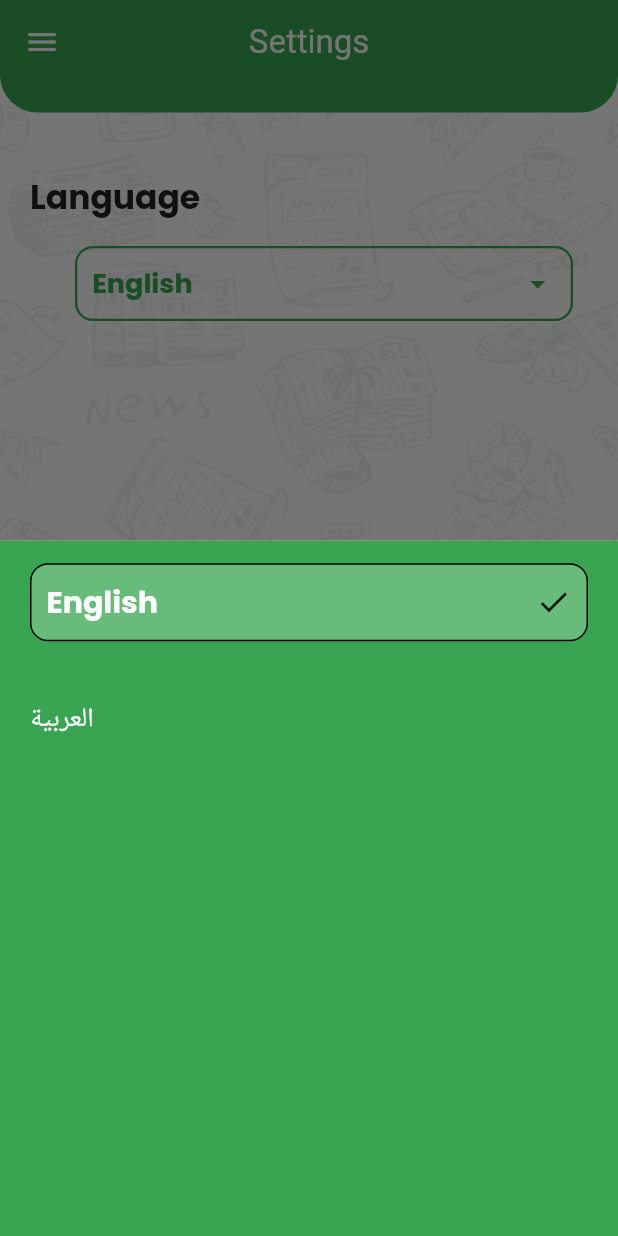
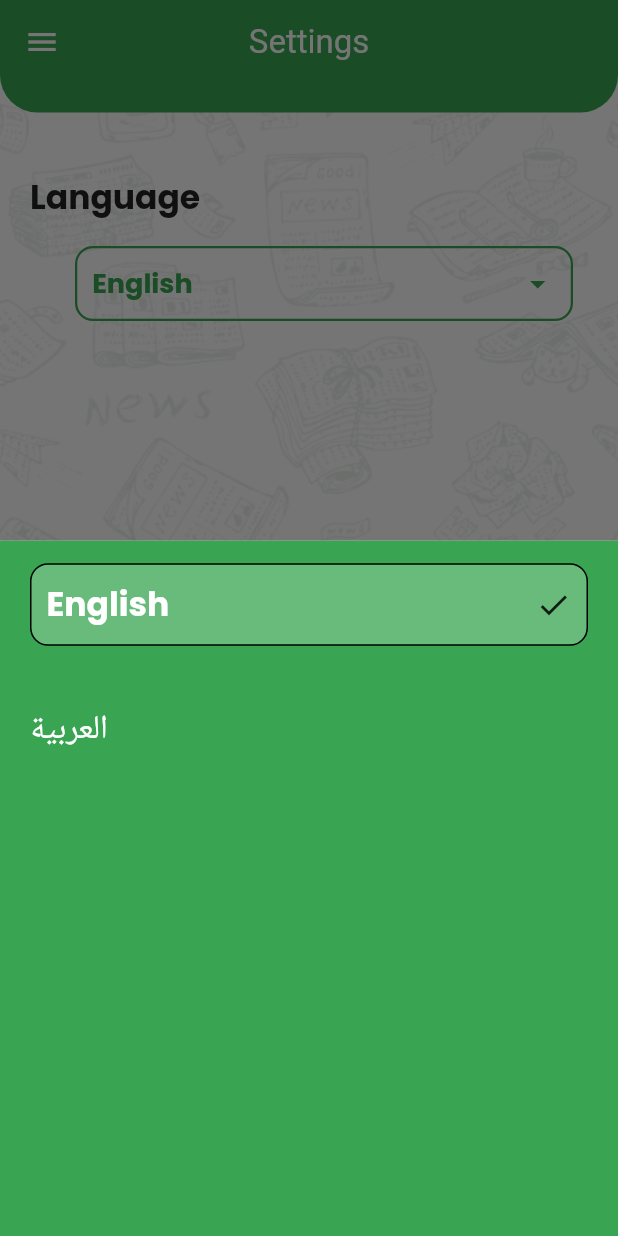
Before and after one commit to husseiiin258/news_app, a Flutter app: the SettingsView screen opened by its route, after a tap on "English", on a phone screen of 412 x 824 dp. Run offline on Flutter 3.47's test engine with Material 2 defaults, Android fonts, the phone set to English and light mode, and no system bars; our stand-ins replace google_fonts; Roboto replaces fonts that are missing (Exo).

Commit message:
settings logic

```diff
--- a/lib/settings/selected_language.dart
+++ b/lib/settings/selected_language.dart
@@ -17,7 +17,7 @@ class SelectedOption extends StatelessWidget {
       child: Row(
         mainAxisAlignment: MainAxisAlignment.spaceBetween,
         children: [Text(selectedTitle  , style: GoogleFonts.poppins(
-          fontSize: 20 ,
+          fontSize: 22 ,
           color: Colors.white,
           fontWeight: FontWeight.bold
         ),), Icon(Icons.check)],
--- a/lib/settings/unselected_language.dart
+++ b/lib/settings/unselected_language.dart
@@ -9,7 +9,7 @@ class UnSelectedOption extends StatelessWidget {
   @override
   Widget build(BuildContext context) {
     return Text(unSelectedtitle , style: GoogleFonts.poppins(
-      fontSize: 18,
+      fontSize: 22,
       color: Colors.white,
     ),);
   }
```
